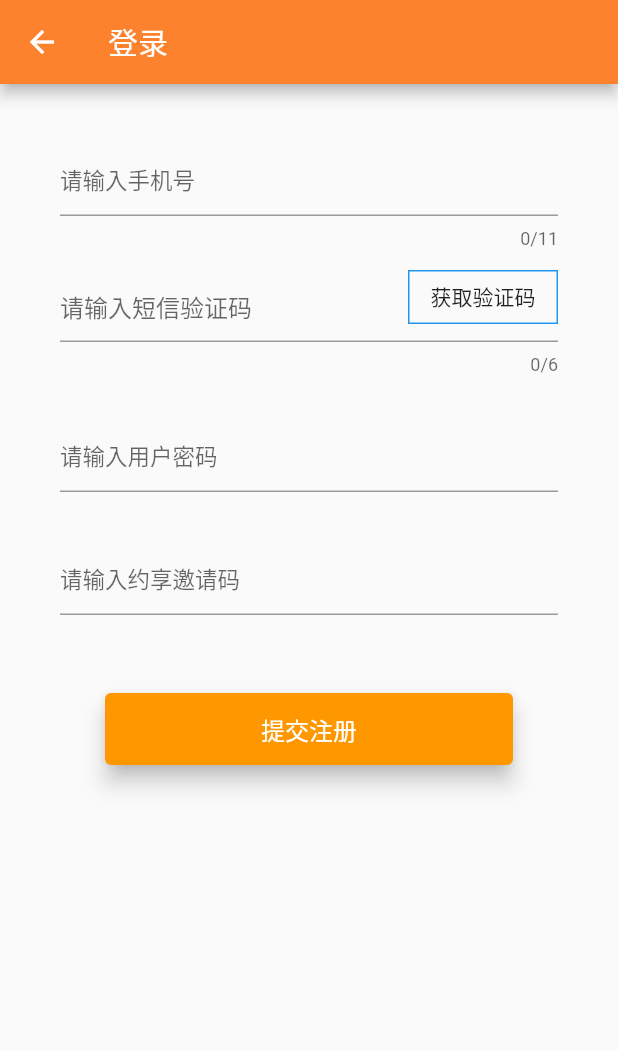
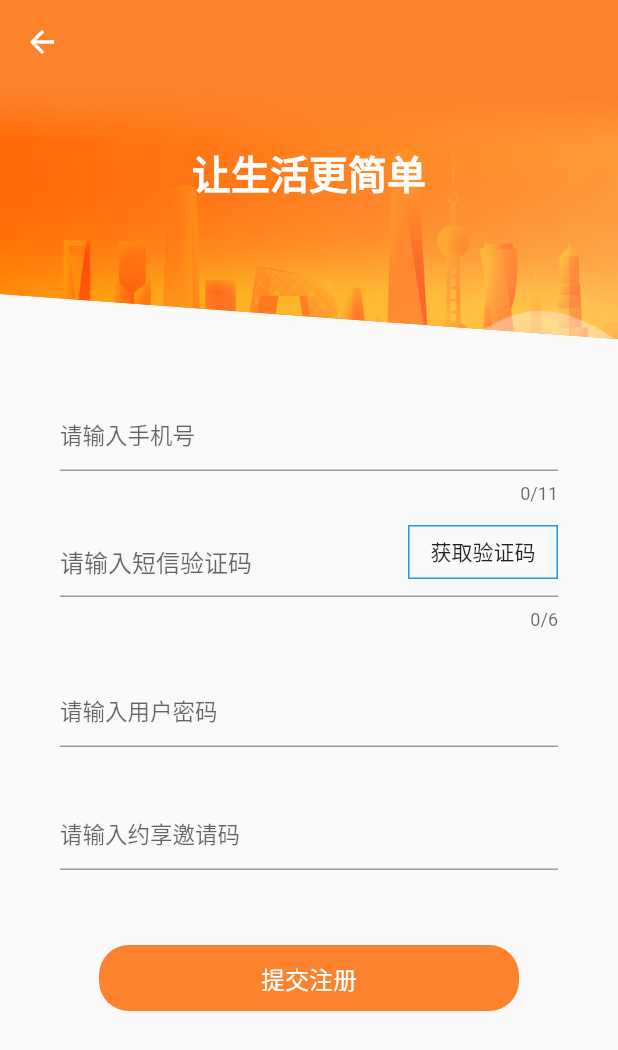
Before and after one commit to cys138138/yx, a Flutter app: the screen it shows after launch, after a tap on "没有账号？马上注册", on a phone screen of 412 x 824 dp. Shown: the top 1050 px of the screen. Run offline on Flutter 3.47's test engine with Material 2 defaults, Android fonts, the phone set to English and light mode, and no system bars; our stand-ins replace event_bus, flutter_html, flutter_swiper, fluttertoast, image_picker, shared_preferences; missing offline and left inert: banner_view, flutter_refresh, flutter_webview_plugin; network calls fail.

Commit message:
修改样式，简化代码

```diff
--- a/lib/pages/ConsumptionPage.dart
+++ b/lib/pages/ConsumptionPage.dart
@@ -51,6 +51,8 @@ class Consumption extends State<ConsumptionPage>
       length: 7,
       child: new Scaffold(
         appBar: new AppBar(
+          elevation: 0,
+          brightness: Brightness.dark,
           title: new Center(
             child: new Text("消费", style: new TextStyle(color: Colors.white)),
           ),
--- a/lib/pages/MyInfoPage.dart
+++ b/lib/pages/MyInfoPage.dart
@@ -72,34 +72,31 @@ class _MyInfoPageState extends State<MyInfoPage> {
         Widget>[
       new SliverAppBar(
         pinned: false,
-        backgroundColor: Color.fromARGB(255, 249, 109, 43),
-        expandedHeight: 200.0,
+        backgroundColor: Colors.transparent,
+        brightness: Brightness.dark,
+        expandedHeight: 250.0,
         iconTheme: new IconThemeData(color: Colors.transparent),
         flexibleSpace: new InkWell(
             onTap: () {
               userAvatar == null ? _login() : _userDetail();
             },
+            child: ClipPath(
+              clipper: BottomClipper(),
+              child: new Container(
+                padding: EdgeInsets.only(top: 45),
+                decoration: BoxDecoration(
+                  color: const Color.fromARGB(255, 252, 130, 45),
+                  image: DecorationImage(
+                    image: AssetImage('images/bg_mine.png',),
+                    fit: BoxFit.cover,
+                    alignment: AlignmentDirectional.topCenter,
+                  ),
+                  borderRadius: BorderRadius.only(bottomLeft: Radius.circular(25), bottomRight: Radius.circular(25))
+                ),
                 child: new Column(
                   mainAxisAlignment: MainAxisAlignment.center,
                   children: <Widget>[
-                userAvatar == null
-                    ? new Image.asset(
-                        "images/ic_avatar_default.png",
-                        width: 60.0,
-                        height: 60.0,
-                      )
-                    : new Container(
-                        width: 60.0,
-                        height: 60.0,
-                        decoration: new BoxDecoration(
-                            shape: BoxShape.circle,
-                            color: Colors.transparent,
-                            image: new DecorationImage(
-                                image: new NetworkImage(userAvatar),
-                                fit: BoxFit.cover),
-                            border: new Border.all(
-                                color: Colors.white, width: 2.0)),
-                      ),
+                    new CircleAvatar(backgroundImage: userAvatar == null ? new AssetImage('images/ic_avatar_default.png') : new NetworkImage(userAvatar), radius: 50),
                     new Container(
                       margin: const EdgeInsets.fromLTRB(0.0, 10.0, 0.0, 0.0),
                       child: new Text(
@@ -108,7 +105,10 @@ class _MyInfoPageState extends State<MyInfoPage> {
                       ),
                     ),
                   ],
-            )),
+                )
+              ),
+            ),
+          )
       ),
       new SliverFixedExtentList(
           delegate:
@@ -205,3 +205,28 @@ class _MyInfoPageState extends State<MyInfoPage> {
 
   }
 }
+
+class BottomClipper extends CustomClipper<Path> {
+  @override
+  Path getClip(Size size) {
+    var path = Path();
+    path.lineTo(0.0, size.height - 20);
+    var firstControlPoint = Offset(size.width / 5, size.height);
+    var firstPoint = Offset(size.width / 2, size.height);
+    path.quadraticBezierTo(firstControlPoint.dx, firstControlPoint.dy,
+        firstPoint.dx, firstPoint.dy);
+
+    var secondControlPoint = Offset(size.width - (size.width / 5), size.height);
+    var secondPoint = Offset(size.width, size.height - 20);
+    path.quadraticBezierTo(secondControlPoint.dx, secondControlPoint.dy,
+        secondPoint.dx, secondPoint.dy);
+
+    path.lineTo(size.width, 0.0);
+    path.close();
+
+    return path;
+  }
+
+  @override
+  bool shouldReclip(CustomClipper<Path> oldClipper) => false;
+}
--- a/lib/pages/PackagePage.dart
+++ b/lib/pages/PackagePage.dart
@@ -22,13 +22,15 @@ class Package extends State<PackagePage> {
     // TODO: implement build
     return new Scaffold(
       appBar: new AppBar(
+        elevation: 0,
+        brightness: Brightness.dark,
         title: new Center(
           child: new Text("套餐", style: new TextStyle(color: Colors.white)),
         ),
         iconTheme: new IconThemeData(color: Colors.white),
       ),
       body: Container(
-        padding: EdgeInsets.all(20.0),
+        padding: EdgeInsets.all(15.0),
         child: ListView.builder(
           itemBuilder: (context, index) => rendRow(index),
           itemCount: packageList.length,
@@ -41,9 +43,9 @@ class Package extends State<PackagePage> {
     List<Map<String,dynamic>> _list = [];
     for (int i=0;i<10;i++){
       Map<String,dynamic> _map = {
-        "title":"100秒套餐",
-        'sub_title':"用于消费100秒的套餐 $i",
-        "money":"1000",
+        "title":((i+1) * 100).toString() + "秒套餐",
+        'sub_title':"用于消费" + ((i+1) * 100).toString() + "秒的套餐",
+        "money":((i+1) * 100 - 1).toString() ,
       };
       _list.add(_map);
     }
@@ -52,77 +54,102 @@ class Package extends State<PackagePage> {
 
   Widget rendRow(i) {
     var itemMap = packageList[i];
-    return new InkWell(
+    return new Column(
+      mainAxisAlignment: MainAxisAlignment.spaceBetween,
+      children: <Widget>[
+        InkWell(
           onTap: () {
             print("this is p $i");
           },
           child: new Container(
-        height: 110.0,
-        margin: EdgeInsets.all(5.0),
-        padding: EdgeInsets.all(10.0),
+            height: 170.0,
             decoration: new BoxDecoration(
               borderRadius: BorderRadius.circular(4.0),
               color: const Color.fromARGB(255, 252, 130, 45),
+              image: DecorationImage(
+                image: AssetImage('images/bg_paybag.png',),
+                fit: BoxFit.cover,
+                alignment: AlignmentDirectional.bottomEnd,
               ),
-        child: new Column(
+            ),
+            child: new Stack(
+              children: <Widget>[
+                new Row(
                   crossAxisAlignment: CrossAxisAlignment.start,
                   children: <Widget>[
-            new Column(
+                    new Expanded(
+                      flex: 2,
+                      child: new Padding(
+                        padding: EdgeInsets.all(15),
+                        child: Text(itemMap["title"], style: TextStyle(color: Colors.white, fontSize: 16), textAlign: TextAlign.start,),
+                      ),
+                    ),
+                    new Expanded(
+                      flex: 2,
+                      child: new Padding(
+                        padding: EdgeInsets.all(15),
+                        child: new Center(
+                          child: Text('¥' + itemMap["money"], style: TextStyle(color: Colors.white, fontSize: 38), textAlign: TextAlign.center,),
+                        )
+                      ),
+                    ),
+                  ],
+                ),
+                new Positioned(
+                  width: MediaQuery.of(context).size.width - 30,
+                  height: 50,
+                  bottom: 0,
+                  child: new ClipPath(
+                    clipper: BottomClipper(),
+                    child: new Container(
+                      padding: EdgeInsets.only(left: 15, top: 6),
+                      decoration: BoxDecoration(
+                        color: Colors.white,
+                        borderRadius: BorderRadius.only(bottomLeft: Radius.circular(4), bottomRight: Radius.circular(4))
+                      ),
+                      child: new Row(
+                        mainAxisAlignment: MainAxisAlignment.spaceBetween,
                         children: <Widget>[
-                new Padding(
-                  padding: EdgeInsets.only(top: 6.0, bottom: 3.0, left: 6.0),
-                  child: new Text(itemMap["title"],
-                      style: new TextStyle(
-                          fontSize: 16.0,
-                          color: Colors.white,
-                          fontWeight: FontWeight.bold)),
+                          Text(itemMap["sub_title"], style: TextStyle(color: Colors.black54),),
+                          FlatButton(
+                            child: Text('立即购买>>', style: TextStyle(color: Color.fromARGB(255, 252, 130, 45),),),
+                            onPressed: (){},
                           ),
-                new Padding(
-                  padding: EdgeInsets.only(top: 3.0, bottom: 6.0, left: 6.0),
-                  child: new Text(itemMap["sub_title"],
-                      style: new TextStyle(fontSize: 12.0, color: Colors.white)),
-                )
                         ],
-              crossAxisAlignment: CrossAxisAlignment.start,
-            ),
-            new Container(
-              margin: EdgeInsets.only(top: 5.0),
-              child:  new Row(
-                children: <Widget>[
-                  new Container(
-                    decoration: new BoxDecoration(
-                        color: Colors.white,
-                        borderRadius: BorderRadius.circular(13.0)),
-                    child: new Padding(
-                      padding: EdgeInsets.only(
-                          top: 5.0, bottom: 5.0, left: 8.0, right: 8.0),
-                      child: new Center(
-                        child: new Text("立即购买",
-                            style: new TextStyle(
-                                fontSize: 10.0, color: Colors.orange)),
                       ),
                     ),
                   ),
-                  new Expanded(
-                    flex: 1,
-                    child: new Row(
-                      // 为了让评论数显示在最右侧，所以需要外面的Expanded和这里的MainAxisAlignment.end
-                      mainAxisAlignment: MainAxisAlignment.end,
-                      children: <Widget>[
-                        new Text("¥"+itemMap["money"],
-                            style: new TextStyle(
-                                color: Colors.white,
-                                fontSize: 18.0,
-                                fontWeight: FontWeight.bold))
+                ),
               ],
             ),
           ),
+        ),
+        new Divider(height: 28, color: Colors.grey[200],),
       ],
-              ),),
-
-          ],
-        ),
-      ),
     );
   }
 }
+
+class BottomClipper extends CustomClipper<Path> {
+  @override
+  Path getClip(Size size) {
+    var path = Path();
+    path.lineTo(0.0, 6);
+
+    int doble = 80;
+    for(var i = 1; i <= (doble / 2); i++){
+      path.lineTo(size.width / doble * ((4 * (i - 1)) + 1), 6);
+      path.quadraticBezierTo(size.width / doble * (2 * (2 * i - 1)), 0, size.width / doble * (4 * i - 1), 6);
+      path.lineTo(size.width / doble * (4 * i), 6);
+    }
+
+    path.lineTo(size.width, size.height);
+    path.lineTo(0.0, size.height);
+    path.close();
+
+    return path;
+  }
+
+  @override
+  bool shouldReclip(CustomClipper<Path> oldClipper) => false;
+}
--- a/lib/pages/login/LoginPage.dart
+++ b/lib/pages/login/LoginPage.dart
@@ -37,6 +37,7 @@ class _LoginPageState extends State<LoginPage> {
       resizeToAvoidBottomPadding: true,
         appBar: new AppBar(
           elevation: 0,
+          brightness: Brightness.dark,
           // title: widgetsUtils.getAppBar('登录'),
           iconTheme: new IconThemeData(color: Colors.white),
         ),
@@ -50,14 +51,16 @@ class _LoginPageState extends State<LoginPage> {
                clipper: BottomClipper(),
                child: new Container(
                   decoration: BoxDecoration(
+                    color: const Color.fromARGB(255, 252, 130, 45),
                     image: DecorationImage(
-                      image: AssetImage('images/bg_login.jpg',),
-                      fit: BoxFit.fitWidth,
+                      image: AssetImage('images/bg_login.png',),
+                      fit: BoxFit.cover,
+                      alignment: AlignmentDirectional.topCenter,
                     ),
                   ),
-                  height: 240,
+                  height: 190,
                   child: new Padding(
-                    padding: EdgeInsets.only(top: 80),
+                    padding: EdgeInsets.only(top: 60),
                     child: Text('—— 约享 ——', style:TextStyle(fontSize: 26, fontWeight: FontWeight.bold, color: Colors.white), textAlign: TextAlign.center,),
                   ),
                   width: widgetsUtils.screenWidth,
--- a/lib/pages/login/RegisterPage.dart
+++ b/lib/pages/login/RegisterPage.dart
@@ -178,7 +178,9 @@ class _RegisterPageState extends State<RegisterPage> {
     return new Scaffold(
         resizeToAvoidBottomPadding: true,
         appBar: new AppBar(
-          title: widgetsUtils.getAppBar('登录'),
+          elevation: 0,
+          brightness: Brightness.dark,
+          // title: widgetsUtils.getAppBar('登录'),
           iconTheme: new IconThemeData(color: Colors.white),
         ),
         body: new SingleChildScrollView(
@@ -186,6 +188,26 @@ class _RegisterPageState extends State<RegisterPage> {
             mainAxisSize: MainAxisSize.max,
             mainAxisAlignment: MainAxisAlignment.start,
             children: <Widget>[
+
+              new ClipPath(
+               clipper: BottomClipper(),
+               child: new Container(
+                  decoration: BoxDecoration(
+                    color: const Color.fromARGB(255, 252, 130, 45),
+                    image: DecorationImage(
+                      image: AssetImage('images/bg_login.png',),
+                      fit: BoxFit.cover,
+                      alignment: AlignmentDirectional.topCenter,
+                    ),
+                  ),
+                  height: 170,
+                  child: new Padding(
+                    padding: EdgeInsets.only(top: 40),
+                    child: Text('让生活更简单', style:TextStyle(fontSize: 26, fontWeight: FontWeight.bold, color: Colors.white), textAlign: TextAlign.center,),
+                  ),
+                  width: widgetsUtils.screenWidth,
+                ),
+             ),
               _buildPhoneEdit(),
               _buildVerifyCodeEdit(),
               new Padding(
@@ -213,10 +235,12 @@ class _RegisterPageState extends State<RegisterPage> {
                 margin: new EdgeInsets.fromLTRB(10.0, 40.0, 10.0, 0.0),
                 padding: new EdgeInsets.fromLTRB(leftRightPadding,
                     topBottomPadding, leftRightPadding, topBottomPadding),
-                child: new Card(
-                  color: Colors.orange,
-                  elevation: 6.0,
                 child: new FlatButton(
+                    color: const Color.fromARGB(255, 252, 130, 45),
+                    shape: RoundedRectangleBorder(
+                      side: BorderSide.none,
+                      borderRadius: BorderRadius.all(Radius.circular(20)),
+                    ),
                     onPressed: () {
                       _postRegister(
                             _phoneController.text,
@@ -229,11 +253,10 @@ class _RegisterPageState extends State<RegisterPage> {
                       padding: new EdgeInsets.all(10.0),
                       child: new Text(
                         '提交注册',
-                          style: new TextStyle(
-                              color: Colors.white, fontSize: 16.0),
+                        style:
+                        new TextStyle(color: Colors.white, fontSize: 16.0),
                       ),
                     )),
-                ),
               )
             ],
           ),
@@ -280,3 +303,20 @@ class _RegisterPageState extends State<RegisterPage> {
     }
   }
 }
+
+class BottomClipper extends CustomClipper<Path> {
+  @override
+  Path getClip(Size size) {
+    var path = Path();
+    path.lineTo(0.0, size.height - 30);
+    path.lineTo(size.width, size.height);
+
+    path.lineTo(size.width, 0.0);
+    path.close();
+
+    return path;
+  }
+
+  @override
+  bool shouldReclip(CustomClipper<Path> oldClipper) => false;
+}
--- a/pubspec.yaml
+++ b/pubspec.yaml
@@ -85,7 +85,9 @@ flutter:
      - images/ic_xiaoxin.jpg
      - images/ic_set.png
      - images/ic_about.png
-     - images/bg_login.jpg
+     - images/bg_login.png
+     - images/bg_paybag.png
+     - images/bg_mine.png
 
   # To add assets to your application, add an assets section, like this:
   # assets:
```
Also changed, not shown: images/bg_login.jpg (deleted), images/bg_login.png (added), images/bg_mine.png (added), images/bg_paybag.png (added). Lines whose indentation alone changed are shown as unchanged.
